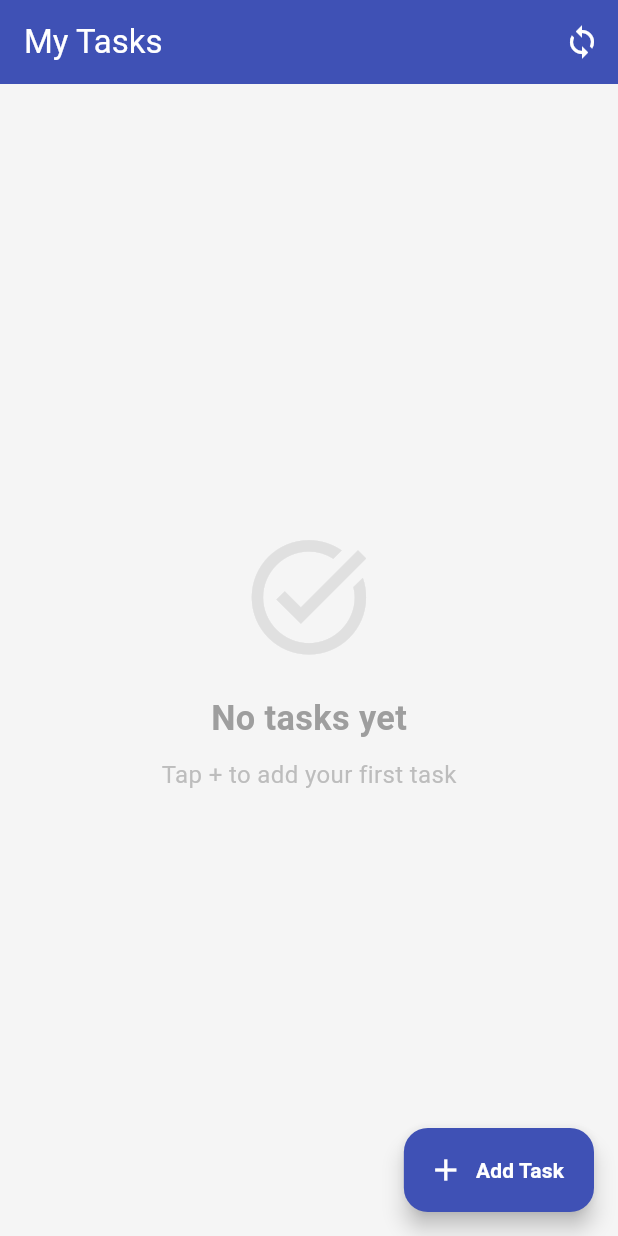
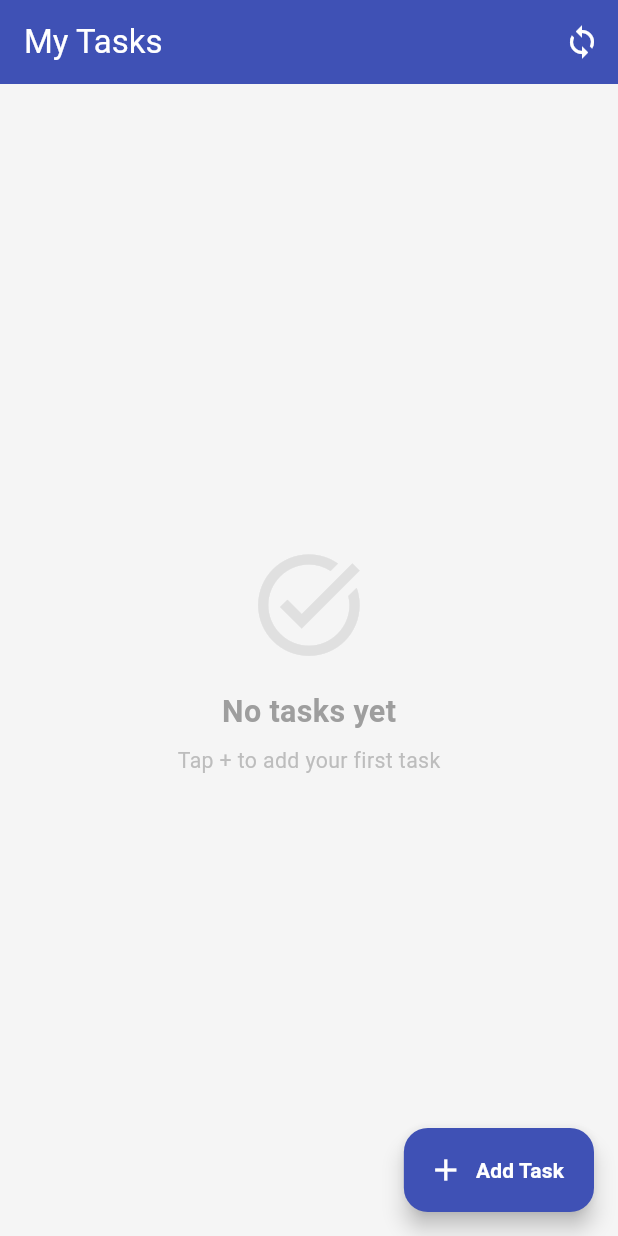
Before and after one commit to Shailesh4056/task_tracker, a Flutter app: the screen it shows after launch, on a phone screen of 412 x 824 dp. Run offline on Flutter 3.47's test engine with Material 3 defaults, Android fonts, the phone set to English and light mode, and no system bars; our stand-ins replace flutter_screenutil, hive_flutter; accounts and stored records are empty.

Commit message:
wire up ScreenUtilInit in main

```diff
--- a/lib/main.dart
+++ b/lib/main.dart
@@ -1,4 +1,5 @@
 import 'package:flutter/material.dart';
+import 'package:flutter_screenutil/flutter_screenutil.dart';
 import 'package:provider/provider.dart';
 import 'providers/task_provider.dart';
 import 'services/hive_service.dart';
@@ -15,6 +16,11 @@
 
   @override
   Widget build(BuildContext context) {
+    return ScreenUtilInit(
+      designSize: const Size(375, 812),
+      minTextAdapt: true,
+      splitScreenMode: true,
+      builder: (context, child) {
         return ChangeNotifierProvider(
           create: (_) => TaskProvider(HiveService()),
           child: MaterialApp(
@@ -27,5 +33,7 @@
             home: const TaskListScreen(),
           ),
         );
+      },
+    );
   }
 }
```
Lines whose indentation alone changed are shown as unchanged.
